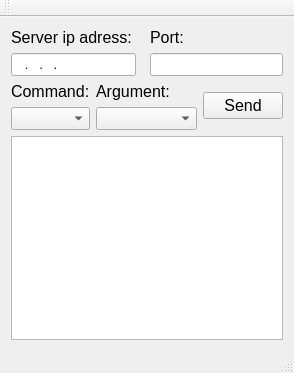
Above: Client/mainwindow.ui from Veala/Led before the change. Below: the same form after it.
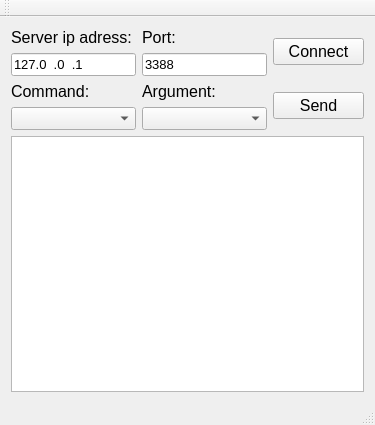
That is the form after the change.

Diff of the .ui file:
```diff
--- a/Client/mainwindow.ui
+++ b/Client/mainwindow.ui
@@ -6,8 +6,8 @@
    <rect>
     <x>0</x>
     <y>0</y>
-    <width>294</width>
-    <height>373</height>
+    <width>375</width>
+    <height>425</height>
    </rect>
   </property>
   <property name="sizePolicy">
@@ -21,7 +21,7 @@
   </property>
   <widget class="QWidget" name="centralWidget">
    <layout class="QGridLayout" name="gridLayout">
-    <item row="0" column="0" colspan="2">
+    <item row="0" column="0">
      <layout class="QVBoxLayout" name="verticalLayout_3">
       <item>
        <widget class="QLabel" name="label_3">
@@ -52,13 +52,13 @@
          <string>000.000.000.000</string>
         </property>
         <property name="text">
-         <string>...</string>
+         <string>127.0.0.1</string>
         </property>
        </widget>
       </item>
      </layout>
     </item>
-    <item row="0" column="2" colspan="2">
+    <item row="0" column="1">
      <layout class="QVBoxLayout" name="verticalLayout_4">
       <item>
        <widget class="QLabel" name="label_4">
@@ -92,12 +92,27 @@
          </font>
         </property>
         <property name="inputMask">
-         <string>dddd</string>
+         <string/>
+        </property>
+        <property name="text">
+         <string>3388</string>
         </property>
        </widget>
       </item>
      </layout>
     </item>
+    <item row="0" column="2">
+     <widget class="QPushButton" name="pushButton_2">
+      <property name="font">
+       <font>
+        <pointsize>12</pointsize>
+       </font>
+      </property>
+      <property name="text">
+       <string>Connect</string>
+      </property>
+     </widget>
+    </item>
     <item row="1" column="0">
      <layout class="QVBoxLayout" name="verticalLayout">
       <item>
@@ -123,7 +138,7 @@
       </item>
      </layout>
     </item>
-    <item row="1" column="1" colspan="2">
+    <item row="1" column="1">
      <layout class="QVBoxLayout" name="verticalLayout_2">
       <item>
        <widget class="QLabel" name="label_2">
@@ -148,7 +163,7 @@
       </item>
      </layout>
     </item>
-    <item row="1" column="3">
+    <item row="1" column="2">
      <widget class="QPushButton" name="pushButton">
       <property name="font">
        <font>
@@ -160,7 +175,7 @@
       </property>
      </widget>
     </item>
-    <item row="2" column="0" colspan="4">
+    <item row="2" column="0" colspan="3">
      <widget class="QPlainTextEdit" name="plainTextEdit"/>
     </item>
    </layout>
```
Left out of the diff: 2 changed lines with no effect on the pictures.
